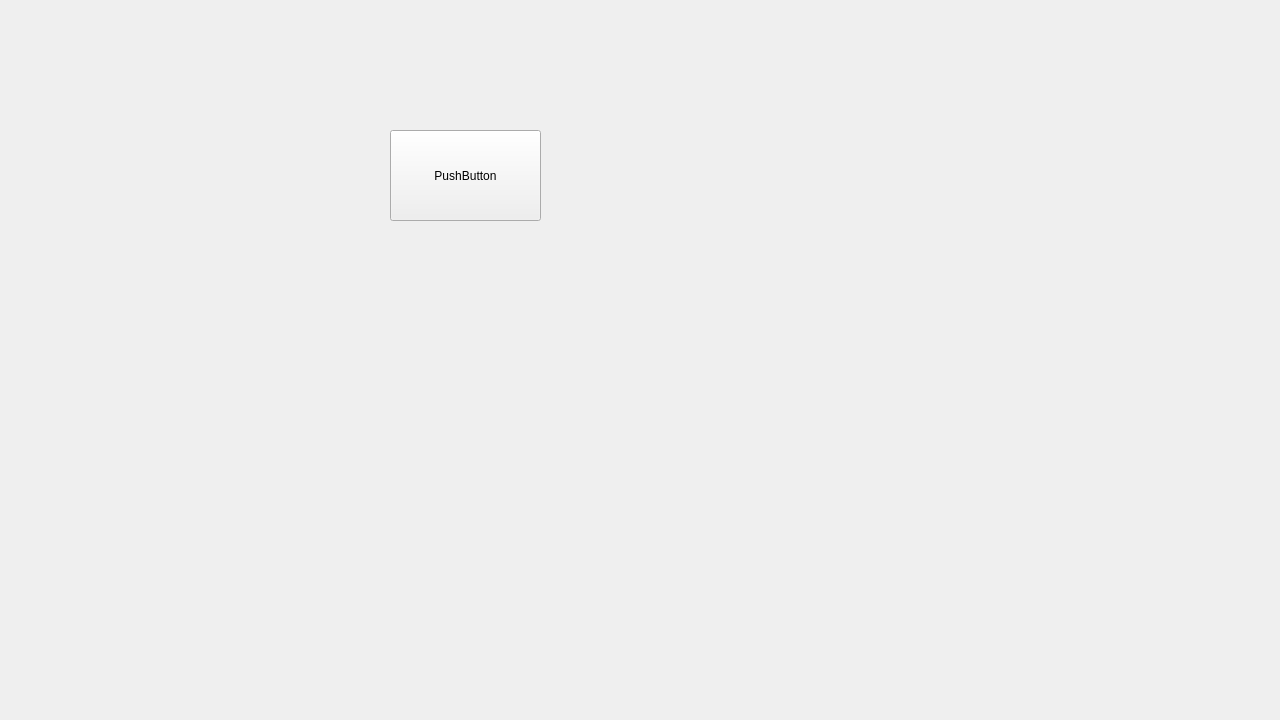
zhuohengfeng/QtLandlordGame, file gamepanel.ui: the form before one commit.
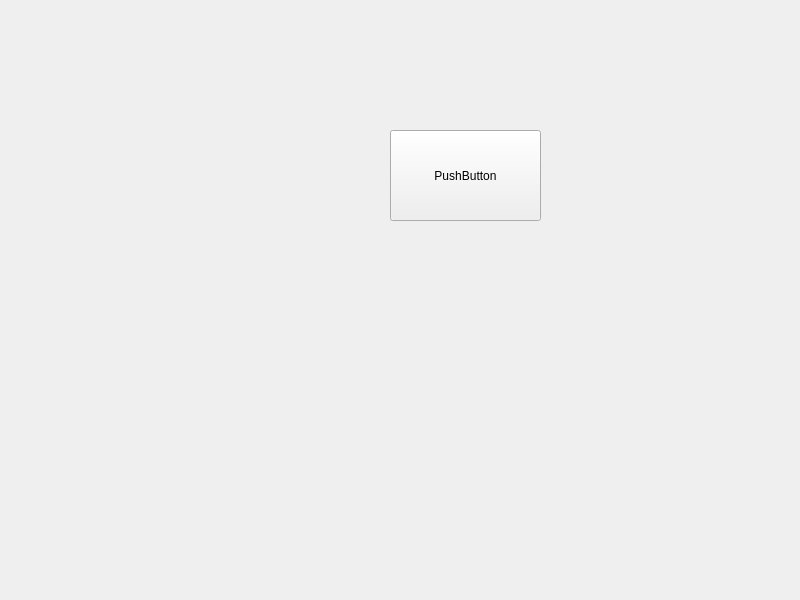
The form after the commit.

Patch:
```diff
--- a/gamepanel.ui
+++ b/gamepanel.ui
@@ -6,8 +6,8 @@
    <rect>
     <x>0</x>
     <y>0</y>
-    <width>1280</width>
-    <height>720</height>
+    <width>800</width>
+    <height>600</height>
    </rect>
   </property>
   <property name="windowTitle">
```
